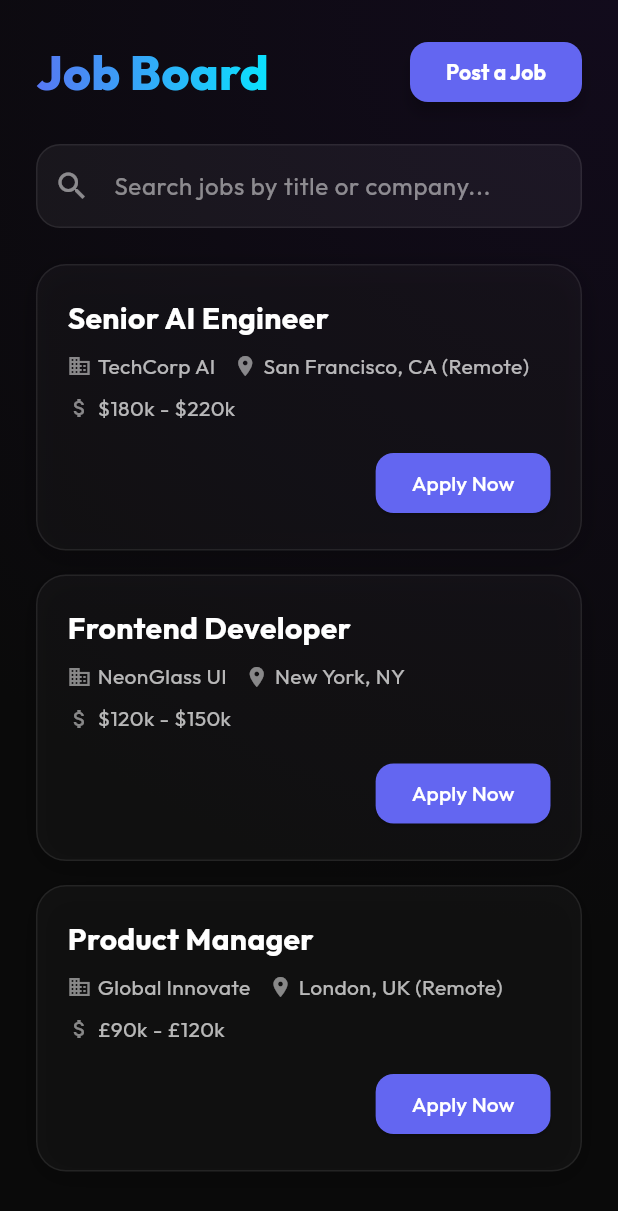
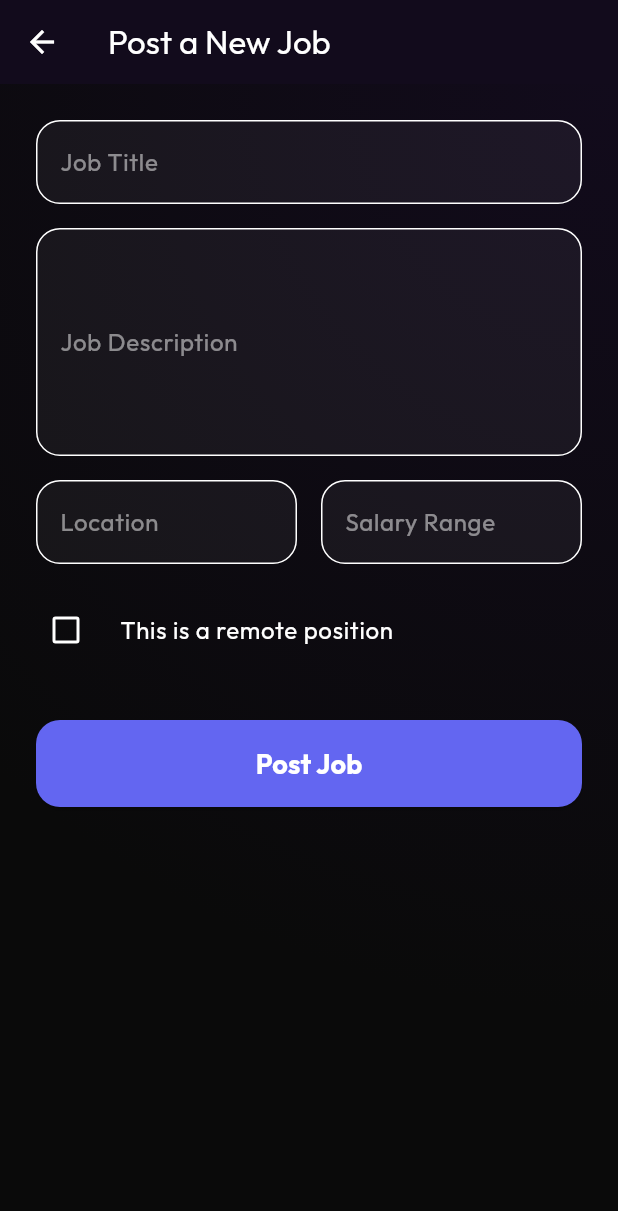
Before and after one commit to blackicons2020/jobhubai, a Flutter app: the JobsScreen screen opened directly, after a tap on "Post a Job", on a phone screen of 412 x 824 dp. Shown: the top 1211 px of the screen. Run offline on Flutter 3.47's test engine with Material 3 defaults, Android fonts, the phone set to English and light mode, and no system bars; our stand-ins replace google_fonts, shared_preferences; accounts and stored records are empty; network calls fail.

Commit message:
Implement Job Posting and Applications on Web and Mobile

```diff
--- /dev/null
+++ b/mobile/lib/create_job_screen.dart
@@ -0,0 +1,218 @@
+import 'package:flutter/material.dart';
+import 'package:http/http.dart' as http;
+import 'dart:convert';
+import 'package:shared_preferences/shared_preferences.dart';
+
+class CreateJobScreen extends StatefulWidget {
+  const CreateJobScreen({super.key});
+
+  @override
+  State<CreateJobScreen> createState() => _CreateJobScreenState();
+}
+
+class _CreateJobScreenState extends State<CreateJobScreen> {
+  final _titleController = TextEditingController();
+  final _descriptionController = TextEditingController();
+  final _locationController = TextEditingController();
+  final _salaryController = TextEditingController();
+  bool _isRemote = false;
+  bool _isLoading = false;
+  String? _errorMessage;
+
+  Future<void> _createJob() async {
+    setState(() {
+      _isLoading = true;
+      _errorMessage = null;
+    });
+
+    try {
+      final prefs = await SharedPreferences.getInstance();
+      final token = prefs.getString('token');
+
+      if (token == null) {
+        setState(() {
+          _errorMessage = 'You must be logged in as an Employer.';
+          _isLoading = false;
+        });
+        return;
+      }
+
+      final response = await http.post(
+        Uri.parse('http://13.60.192.118:3001/jobs'),
+        headers: {
+          'Content-Type': 'application/json',
+          'Authorization': 'Bearer $token',
+        },
+        body: jsonEncode({
+          'title': _titleController.text,
+          'description': _descriptionController.text,
+          'location': _locationController.text,
+          'salary': _salaryController.text,
+          'isRemote': _isRemote,
+        }),
+      );
+
+      if (response.statusCode == 200 || response.statusCode == 201) {
+        if (!mounted) return;
+        ScaffoldMessenger.of(context).showSnackBar(
+          const SnackBar(content: Text('Job posted successfully!')),
+        );
+        Navigator.pop(context); // Go back to Job Board
+      } else {
+        setState(() {
+          _errorMessage = 'Failed to post job. Make sure you are an Employer.';
+        });
+      }
+    } catch (e) {
+      setState(() {
+        _errorMessage = 'Connection error. Please try again.';
+      });
+    } finally {
+      if (mounted) {
+        setState(() {
+          _isLoading = false;
+        });
+      }
+    }
+  }
+
+  @override
+  Widget build(BuildContext context) {
+    return Scaffold(
+      appBar: AppBar(
+        title: const Text('Post a New Job'),
+        backgroundColor: const Color(0xFF120B1C),
+        elevation: 0,
+      ),
+      body: Container(
+        height: double.infinity,
+        decoration: const BoxDecoration(
+          gradient: RadialGradient(
+            center: Alignment.topRight,
+            radius: 1.5,
+            colors: [Color(0xFF120B1C), Color(0xFF0A0A0A)],
+          ),
+        ),
+        child: SafeArea(
+          child: SingleChildScrollView(
+            padding: const EdgeInsets.all(24.0),
+            child: Column(
+              crossAxisAlignment: CrossAxisAlignment.stretch,
+              children: [
+                if (_errorMessage != null)
+                  Container(
+                    padding: const EdgeInsets.all(12),
+                    margin: const EdgeInsets.only(bottom: 24),
+                    decoration: BoxDecoration(
+                      color: Colors.red.withOpacity(0.1),
+                      borderRadius: BorderRadius.circular(12),
+                      border: Border.all(color: Colors.red.withOpacity(0.5)),
+                    ),
+                    child: Text(
+                      _errorMessage!,
+                      style: const TextStyle(color: Colors.redAccent),
+                      textAlign: TextAlign.center,
+                    ),
+                  ),
+
+                TextField(
+                  controller: _titleController,
+                  style: const TextStyle(color: Colors.white),
+                  decoration: InputDecoration(
+                    labelText: 'Job Title',
+                    labelStyle: TextStyle(color: Colors.white.withOpacity(0.5)),
+                    filled: true,
+                    fillColor: Colors.white.withOpacity(0.05),
+                    border: OutlineInputBorder(borderRadius: BorderRadius.circular(16)),
+                  ),
+                ),
+                const SizedBox(height: 16),
+
+                TextField(
+                  controller: _descriptionController,
+                  style: const TextStyle(color: Colors.white),
+                  maxLines: 5,
+                  decoration: InputDecoration(
+                    labelText: 'Job Description',
+                    labelStyle: TextStyle(color: Colors.white.withOpacity(0.5)),
+                    filled: true,
+                    fillColor: Colors.white.withOpacity(0.05),
+                    border: OutlineInputBorder(borderRadius: BorderRadius.circular(16)),
+                  ),
+                ),
+                const SizedBox(height: 16),
+
+                Row(
+                  children: [
+                    Expanded(
+                      child: TextField(
+                        controller: _locationController,
+                        style: const TextStyle(color: Colors.white),
+                        decoration: InputDecoration(
+                          labelText: 'Location',
+                          labelStyle: TextStyle(color: Colors.white.withOpacity(0.5)),
+                          filled: true,
+                          fillColor: Colors.white.withOpacity(0.05),
+                          border: OutlineInputBorder(borderRadius: BorderRadius.circular(16)),
+                        ),
+                      ),
+                    ),
+                    const SizedBox(width: 16),
+                    Expanded(
+                      child: TextField(
+                        controller: _salaryController,
+                        style: const TextStyle(color: Colors.white),
+                        decoration: InputDecoration(
+                          labelText: 'Salary Range',
+                          labelStyle: TextStyle(color: Colors.white.withOpacity(0.5)),
+                          filled: true,
+                          fillColor: Colors.white.withOpacity(0.05),
+                          border: OutlineInputBorder(borderRadius: BorderRadius.circular(16)),
+                        ),
+                      ),
+                    ),
+                  ],
+                ),
+                const SizedBox(height: 16),
+
+                CheckboxListTile(
+                  title: const Text('This is a remote position', style: TextStyle(color: Colors.white)),
+                  value: _isRemote,
+                  onChanged: (val) {
+                    setState(() {
+                      _isRemote = val ?? false;
+                    });
+                  },
+                  activeColor: const Color(0xFF6366F1),
+                  checkColor: Colors.white,
+                  contentPadding: EdgeInsets.zero,
+                  controlAffinity: ListTileControlAffinity.leading,
+                ),
+                const SizedBox(height: 32),
+
+                ElevatedButton(
+                  onPressed: _isLoading ? null : _createJob,
+                  style: ElevatedButton.styleFrom(
+                    padding: const EdgeInsets.symmetric(vertical: 16),
+                    backgroundColor: const Color(0xFF6366F1),
+                    foregroundColor: Colors.white,
+                    shape: RoundedRectangleBorder(
+                      borderRadius: BorderRadius.circular(16),
+                    ),
+                  ),
+                  child: _isLoading
+                      ? const SizedBox(
+                          height: 20,
+                          width: 20,
+                          child: CircularProgressIndicator(strokeWidth: 2, color: Colors.white),
+                        )
+                      : const Text('Post Job', style: TextStyle(fontSize: 18, fontWeight: FontWeight.bold)),
+                ),
+              ],
+            ),
+          ),
+        ),
+      ),
+    );
+  }
+}
--- a/mobile/lib/jobs_screen.dart
+++ b/mobile/lib/jobs_screen.dart
@@ -1,4 +1,8 @@
 import 'package:flutter/material.dart';
+import 'package:http/http.dart' as http;
+import 'dart:convert';
+import 'package:shared_preferences/shared_preferences.dart';
+import 'create_job_screen.dart';
 
 class JobsScreen extends StatefulWidget {
   const JobsScreen({super.key});
@@ -9,47 +13,94 @@ class JobsScreen extends StatefulWidget {
 
 class _JobsScreenState extends State<JobsScreen> {
   final _searchController = TextEditingController();
+  List<dynamic> _jobs = [];
+  bool _isLoading = true;
+  String? _applyingJobId;
+  final _coverLetterController = TextEditingController();
 
-  // Mock data until API integration is complete
-  final List<Map<String, dynamic>> _mockJobs = [
-    {
-      'id': '1',
-      'title': 'Senior AI Engineer',
-      'company': 'TechCorp AI',
-      'location': 'San Francisco, CA',
-      'isRemote': true,
-      'salary': '\$180k - \$220k',
-    },
-    {
-      'id': '2',
-      'title': 'Frontend Developer',
-      'company': 'NeonGlass UI',
-      'location': 'New York, NY',
-      'isRemote': false,
-      'salary': '\$120k - \$150k',
-    },
-    {
-      'id': '3',
-      'title': 'Product Manager',
-      'company': 'Global Innovate',
-      'location': 'London, UK',
-      'isRemote': true,
-      'salary': '£90k - £120k',
-    },
-  ];
+  @override
+  void initState() {
+    super.initState();
+    _fetchJobs();
+  }
+
+  Future<void> _fetchJobs() async {
+    try {
+      final response = await http.get(Uri.parse('http://13.60.192.118:3001/jobs'));
+      if (response.statusCode == 200) {
+        setState(() {
+          _jobs = jsonDecode(response.body);
+          _isLoading = false;
+        });
+      }
+    } catch (e) {
+      setState(() {
+        _isLoading = false;
+      });
+      // Handle error
+    }
+  }
+
+  Future<void> _apply(String jobId) async {
+    try {
+      final prefs = await SharedPreferences.getInstance();
+      final token = prefs.getString('token');
+
+      if (token == null) {
+        if (!mounted) return;
+        ScaffoldMessenger.of(context).showSnackBar(
+          const SnackBar(content: Text('You must be logged in as a Job Seeker to apply.')),
+        );
+        return;
+      }
+
+      final response = await http.post(
+        Uri.parse('http://13.60.192.118:3001/applications/$jobId/apply'),
+        headers: {
+          'Content-Type': 'application/json',
+          'Authorization': 'Bearer $token',
+        },
+        body: jsonEncode({
+          'coverLetter': _coverLetterController.text.isNotEmpty ? _coverLetterController.text : null,
+        }),
+      );
+
+      if (!mounted) return;
+      if (response.statusCode == 200 || response.statusCode == 201) {
+        ScaffoldMessenger.of(context).showSnackBar(
+          const SnackBar(content: Text('Application submitted successfully!')),
+        );
+        setState(() {
+          _applyingJobId = null;
+          _coverLetterController.clear();
+        });
+      } else {
+        ScaffoldMessenger.of(context).showSnackBar(
+          const SnackBar(content: Text('Application failed. You might have already applied or you are not a Job Seeker.')),
+        );
+      }
+    } catch (e) {
+      if (!mounted) return;
+      ScaffoldMessenger.of(context).showSnackBar(
+        const SnackBar(content: Text('Connection error.')),
+      );
+    }
+  }
 
   @override
   void dispose() {
     _searchController.dispose();
+    _coverLetterController.dispose();
     super.dispose();
   }
 
   @override
   Widget build(BuildContext context) {
-    final filteredJobs = _mockJobs.where((job) {
+    final filteredJobs = _jobs.where((job) {
       final query = _searchController.text.toLowerCase();
-      return job['title'].toString().toLowerCase().contains(query) ||
-             job['company'].toString().toLowerCase().contains(query);
+      final title = (job['title'] ?? '').toString().toLowerCase();
+      final company = (job['employer']?['companyName'] ?? '').toString().toLowerCase();
+      return title.contains(query) || company.contains(query);
     }).toList();
 
     return Scaffold(
@@ -83,7 +134,12 @@ class _JobsScreenState extends State<JobsScreen> {
                       ),
                     ),
                     ElevatedButton(
-                      onPressed: () {},
+                      onPressed: () {
+                        Navigator.push(
+                          context,
+                          MaterialPageRoute(builder: (context) => const CreateJobScreen()),
+                        );
+                      },
                       style: ElevatedButton.styleFrom(
                         backgroundColor: const Color(0xFF6366F1),
                         foregroundColor: Colors.white,
@@ -127,11 +183,17 @@ class _JobsScreenState extends State<JobsScreen> {
 
                 // Job List
                 Expanded(
-                  child: ListView.separated(
+                  child: _isLoading
+                    ? const Center(child: CircularProgressIndicator())
+                    : filteredJobs.isEmpty
+                      ? const Center(child: Text('No jobs found.', style: TextStyle(color: Colors.white)))
+                      : ListView.separated(
                     itemCount: filteredJobs.length,
                     separatorBuilder: (context, index) => const SizedBox(height: 16),
                     itemBuilder: (context, index) {
                       final job = filteredJobs[index];
+                      final isApplying = _applyingJobId == job['id'];
+
                       return Container(
                         padding: const EdgeInsets.all(20),
                         decoration: BoxDecoration(
@@ -150,7 +212,7 @@ class _JobsScreenState extends State<JobsScreen> {
                           crossAxisAlignment: CrossAxisAlignment.start,
                           children: [
                             Text(
-                              job['title'],
+                              job['title'] ?? 'Untitled',
                               style: const TextStyle(
                                 fontSize: 20,
                                 fontWeight: FontWeight.bold,
@@ -162,26 +224,60 @@ class _JobsScreenState extends State<JobsScreen> {
                               spacing: 12,
                               runSpacing: 8,
                               children: [
-                                _buildBadge(Icons.business, job['company']),
-                                _buildBadge(Icons.location_on, '${job['location']} ${job['isRemote'] ? '(Remote)' : ''}'),
-                                _buildBadge(Icons.attach_money, job['salary']),
+                                _buildBadge(Icons.business, job['employer']?['companyName'] ?? 'Unknown'),
+                                _buildBadge(Icons.location_on, '${job['location'] ?? 'Anywhere'} ${(job['isRemote'] ?? false) ? '(Remote)' : ''}'),
+                                _buildBadge(Icons.attach_money, job['salary'] ?? 'Competitive'),
                               ],
                             ),
                             const SizedBox(height: 16),
                             Align(
                               alignment: Alignment.centerRight,
                               child: ElevatedButton(
-                                onPressed: () {},
+                                onPressed: () {
+                                  setState(() {
+                                    _applyingJobId = isApplying ? null : job['id'];
+                                  });
+                                },
                                 style: ElevatedButton.styleFrom(
-                                  backgroundColor: const Color(0xFF6366F1),
+                                  backgroundColor: isApplying ? Colors.grey[700] : const Color(0xFF6366F1),
                                   foregroundColor: Colors.white,
                                   shape: RoundedRectangleBorder(
                                     borderRadius: BorderRadius.circular(12),
                                   ),
                                 ),
-                                child: const Text('Apply Now'),
+                                child: Text(isApplying ? 'Cancel' : 'Apply Now'),
                               ),
                             ),
+                            if (isApplying) ...[
+                              const SizedBox(height: 16),
+                              TextField(
+                                controller: _coverLetterController,
+                                style: const TextStyle(color: Colors.white),
+                                maxLines: 3,
+                                decoration: InputDecoration(
+                                  hintText: 'Write a brief cover letter (optional)...',
+                                  hintStyle: TextStyle(color: Colors.white.withOpacity(0.5)),
+                                  filled: true,
+                                  fillColor: Colors.white.withOpacity(0.05),
+                                  border: OutlineInputBorder(borderRadius: BorderRadius.circular(12)),
+                                ),
+                              ),
+                              const SizedBox(height: 12),
+                              Align(
+                                alignment: Alignment.centerRight,
+                                child: ElevatedButton(
+                                  onPressed: () => _apply(job['id']),
+                                  style: ElevatedButton.styleFrom(
+                                    backgroundColor: const Color(0xFF00F0FF),
+                                    foregroundColor: Colors.black,
+                                    shape: RoundedRectangleBorder(
+                                      borderRadius: BorderRadius.circular(12),
+                                    ),
+                                  ),
+                                  child: const Text('Confirm Application', style: TextStyle(fontWeight: FontWeight.bold)),
+                                ),
+                              ),
+                            ],
                           ],
                         ),
                       );
--- a/mobile/lib/login_screen.dart
+++ b/mobile/lib/login_screen.dart
@@ -199,7 +199,7 @@ class _LoginScreenState extends State<LoginScreen> {
                       style: TextStyle(color: Colors.white.withOpacity(0.7)),
                     ),
                     GestureDetector(
-                      onPressed: () {
+                      onTap: () {
                         Navigator.push(
                           context,
                           MaterialPageRoute(builder: (context) => const RegisterScreen()),
--- a/mobile/lib/register_screen.dart
+++ b/mobile/lib/register_screen.dart
@@ -30,7 +30,7 @@ class _RegisterScreenState extends State<RegisterScreen> {
         body: jsonEncode({
           'email': _emailController.text,
           'password': _passwordController.text,
-          'role': _isCandidate ? 'CANDIDATE' : 'EMPLOYER',
+          'role': _isCandidate ? 'JOB_SEEKER' : 'EMPLOYER',
         }),
       );
 
@@ -259,7 +259,7 @@ class _RegisterScreenState extends State<RegisterScreen> {
                       style: TextStyle(color: Colors.white.withOpacity(0.7)),
                     ),
                     GestureDetector(
-                      onPressed: () => Navigator.pop(context),
+                      onTap: () => Navigator.pop(context),
                       child: const Text(
                         'Sign in',
                         style: TextStyle(
```
Also changed, not shown: 3 other files.
